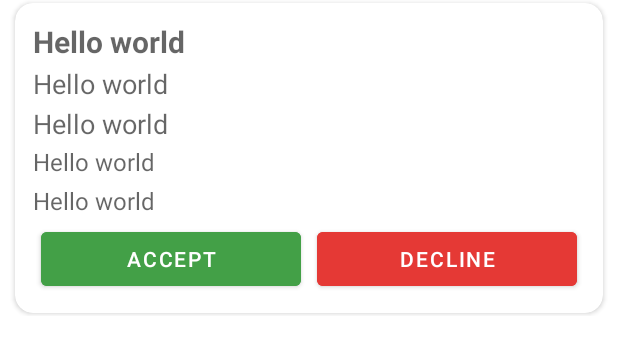
After one commit to o-r-d-i-n-a-r-y/Cucina-admin, an Android app: the layout order_list_item.xml on its own in the app's theme, with its tools: preview values and no code run, on a phone screen of 412 x 824 dp. The commit adds this screen. Shown: the top 354 px of the screen. Run offline under Robolectric (Android 15) with nearby library versions, the phone set to English and light mode, and no system bars; network calls fail.

Commit message:
Added RecyclerView with cafe`s orders

```diff
--- a/app/build.gradle
+++ b/app/build.gradle
@@ -28,6 +28,7 @@ android {
 }
 
 dependencies {
+    implementation 'com.google.code.gson:gson:2.8.7'
     implementation 'com.android.volley:volley:1.2.0'
     implementation 'androidx.appcompat:appcompat:1.3.1'
     implementation 'com.google.android.material:material:1.4.0'
--- a/app/src/main/AndroidManifest.xml
+++ b/app/src/main/AndroidManifest.xml
@@ -4,6 +4,7 @@
 
     <uses-permission android:name="android.permission.ACCESS_NETWORK_STATE"/>
     <uses-permission android:name="android.permission.INTERNET"/>
+    <uses-permission android:name="android.permission.ACCESS_WIFI_STATE"/>
 
     <application
         android:allowBackup="true"
--- /dev/null
+++ b/app/src/main/res/layout/order_list_item.xml
@@ -0,0 +1,110 @@
+<?xml version="1.0" encoding="utf-8"?>
+<LinearLayout xmlns:android="http://schemas.android.com/apk/res/android"
+    android:layout_width="match_parent"
+    android:layout_height="wrap_content"
+    xmlns:app="http://schemas.android.com/apk/res-auto"
+    android:layout_marginBottom="4dp">
+
+    <androidx.cardview.widget.CardView
+        android:layout_width="match_parent"
+        android:layout_height="wrap_content"
+        android:layout_marginStart="10dp"
+        android:layout_marginEnd="10dp"
+        android:layout_marginBottom="2dp"
+        android:layout_marginTop="2dp"
+        app:cardCornerRadius="12dp">
+
+        <LinearLayout
+            android:layout_width="match_parent"
+            android:layout_height="wrap_content"
+            android:padding="12dp"
+            android:orientation="vertical">
+
+            <TextView
+                android:layout_width="match_parent"
+                android:layout_height="wrap_content"
+                android:textSize="20sp"
+                android:textStyle="bold"
+                android:fontFamily="sans-serif"
+                android:layout_marginBottom="2dp"
+                android:textColor="?attr/colorControlNormal"
+                android:maxLines="1"
+                android:id="@+id/id_tv"
+                android:text="Hello world"/>
+
+            <TextView
+                android:layout_width="match_parent"
+                android:layout_height="wrap_content"
+                android:maxLines="2"
+                android:textSize="18sp"
+                android:layout_marginBottom="2dp"
+                android:fontFamily="sans-serif"
+                android:textColor="?attr/colorControlNormal"
+                android:id="@+id/name_tv"
+                android:text="Hello world"/>
+
+            <TextView
+                android:layout_width="match_parent"
+                android:layout_height="wrap_content"
+                android:textSize="18sp"
+                android:maxLines="1"
+                android:layout_marginBottom="2dp"
+                android:fontFamily="sans-serif"
+                android:textColor="?attr/colorControlNormal"
+                android:id="@+id/phone_tv"
+                android:text="Hello world"/>
+
+            <TextView
+                android:layout_width="match_parent"
+                android:layout_height="wrap_content"
+                android:fontFamily="sans-serif"
+                android:textSize="16sp"
+                android:layout_marginBottom="4dp"
+                android:textColor="?attr/colorControlNormal"
+                android:id="@+id/clar_tv"
+                android:text="Hello world"/>
+
+            <TextView
+                android:layout_width="match_parent"
+                android:layout_height="wrap_content"
+                android:fontFamily="sans-serif"
+                android:textSize="16sp"
+                android:layout_marginBottom="4dp"
+                android:textColor="?attr/colorControlNormal"
+                android:id="@+id/dishes_tv"
+                android:text="Hello world"/>
+
+            <LinearLayout
+                android:layout_width="match_parent"
+                android:layout_height="wrap_content"
+                android:orientation="horizontal"
+                android:gravity="center"
+                android:weightSum="2">
+
+                <Button
+                    android:layout_width="0dp"
+                    android:layout_weight="1"
+                    android:layout_height="wrap_content"
+                    android:layout_marginEnd="5dp"
+                    android:text="Accept"
+                    android:id="@+id/accept"
+                    android:backgroundTint="#43A047"
+                    android:layout_marginStart="5dp"/>
+
+                <Button
+                    android:layout_width="0dp"
+                    android:layout_weight="1"
+                    android:layout_height="wrap_content"
+                    android:layout_marginStart="5dp"
+                    android:text="Decline"
+                    android:id="@+id/decline"
+                    android:backgroundTint="#E53935"
+                    android:layout_marginEnd="5dp"/>
+
+            </LinearLayout>
+
+        </LinearLayout>
+
+    </androidx.cardview.widget.CardView>
+
+</LinearLayout>
```
Also changed, not shown: app/src/main/java/com/faint/cucinacafeadminapp/activities/MainActivity.java (+7 -12 lines), app/src/main/java/com/faint/cucinacafeadminapp/adapters/RecyclerAdapter.java (added, +75 -0 lines), app/src/main/java/com/faint/cucinacafeadminapp/fragments/OrderListFragment.java (+128 -1 lines), app/src/main/java/com/faint/cucinacafeadminapp/user_class/Order.java (added, +50 -0 lines), app/src/main/java/com/faint/cucinacafeadminapp/user_class/OrderDish.java (added, +20 -0 lines), app/src/main/res/layout/fragment_order_list.xml (+27 -6 lines).
